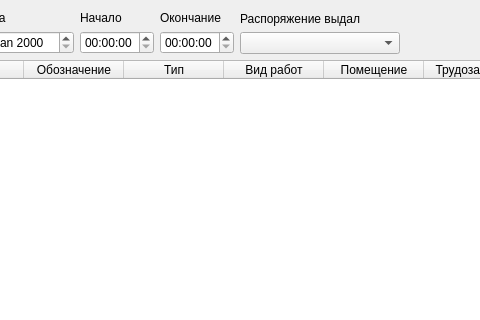
This is raspform.ui in Balyaev-D-A/MFDB as Qt 5 draws it before an edit; both pictures show x 88 to 568 and y 0 to 320 of the 1247 by 679 pixel window. The edited form follows.
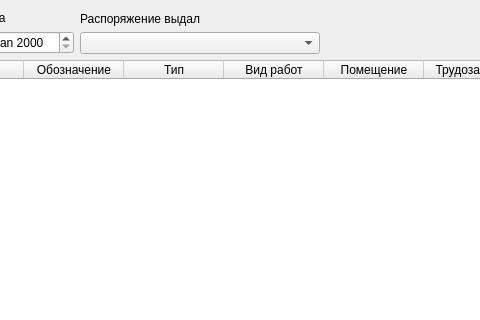
This is the edited form. Custom widgets are drawn as their Qt base class.

Diff of the .ui file:
```diff
--- a/raspform.ui
+++ b/raspform.ui
@@ -86,34 +86,6 @@
             </item>
            </layout>
           </item>
-          <item>
-           <layout class="QVBoxLayout" name="verticalLayout_9">
-            <item>
-             <widget class="QLabel" name="label_4">
-              <property name="text">
-               <string>Начало</string>
-              </property>
-             </widget>
-            </item>
-            <item>
-             <widget class="QTimeEdit" name="bTimeEdit"/>
-            </item>
-           </layout>
-          </item>
-          <item>
-           <layout class="QVBoxLayout" name="verticalLayout_10">
-            <item>
-             <widget class="QLabel" name="label_5">
-              <property name="text">
-               <string>Окончание</string>
-              </property>
-             </widget>
-            </item>
-            <item>
-             <widget class="QTimeEdit" name="eTimeEdit"/>
-            </item>
-           </layout>
-          </item>
           <item>
            <layout class="QVBoxLayout" name="verticalLayout_4">
             <item>
```
